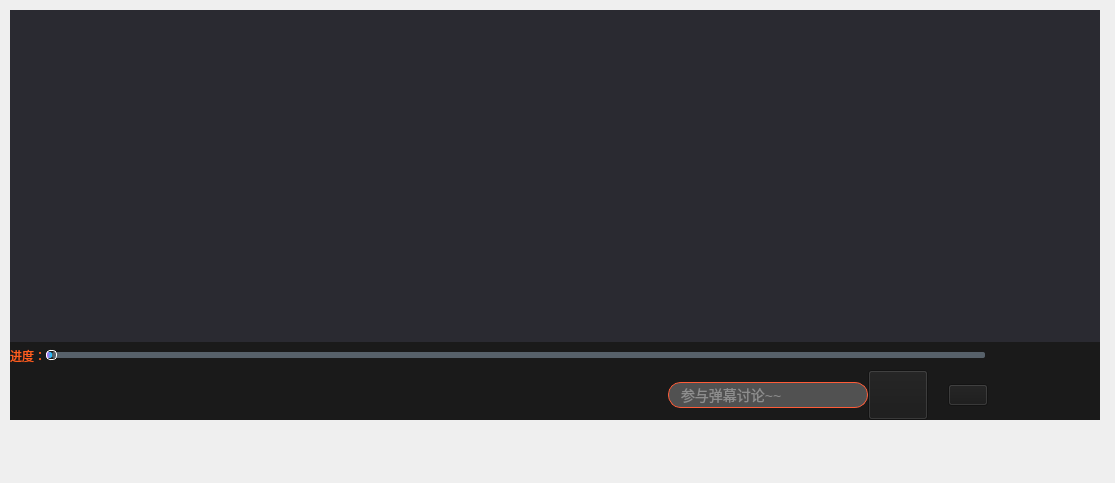
Qt form VideoPlayer/videomodels/MultipPlayer.ui (huizhang556/pc-video-player) before a commit.
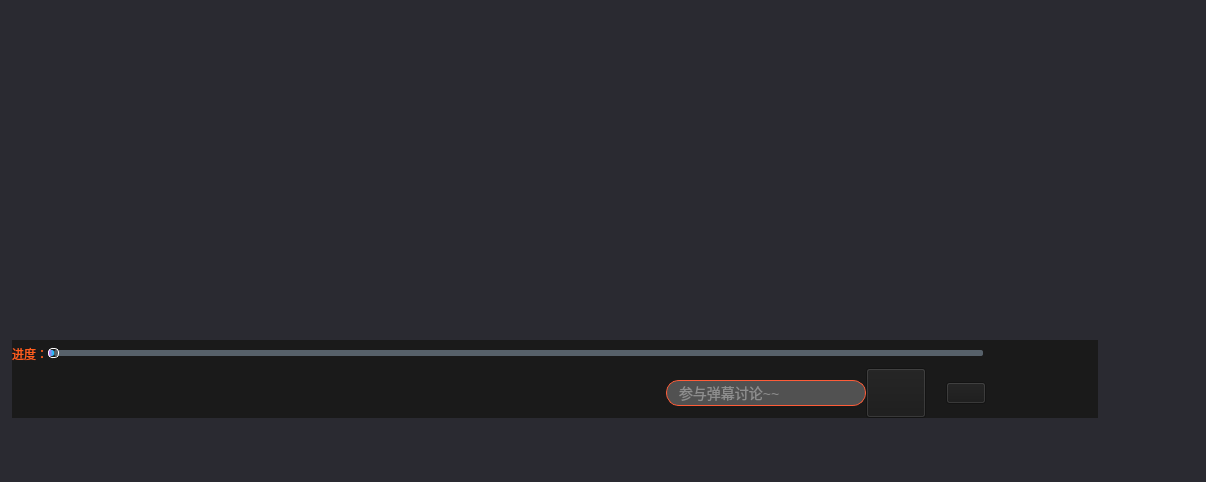
The same form after that commit. Icons and pictures are not drawn.

Patch:
```diff
--- a/VideoPlayer/videomodels/MultipPlayer.ui
+++ b/VideoPlayer/videomodels/MultipPlayer.ui
@@ -6,13 +6,16 @@
    <rect>
     <x>0</x>
     <y>0</y>
-    <width>1115</width>
-    <height>483</height>
+    <width>1206</width>
+    <height>482</height>
    </rect>
   </property>
   <property name="windowTitle">
    <string>MainWindow</string>
   </property>
+  <property name="styleSheet">
+   <string notr="true">background-color:#2a2a31;</string>
+  </property>
   <property name="tabShape">
    <enum>QTabWidget::Rounded</enum>
   </property>
@@ -31,16 +34,16 @@
       <number>0</number>
      </property>
      <property name="leftMargin">
-      <number>0</number>
+      <number>2</number>
      </property>
      <property name="topMargin">
-      <number>0</number>
+      <number>2</number>
      </property>
      <property name="rightMargin">
-      <number>0</number>
+      <number>2</number>
      </property>
      <property name="bottomMargin">
-      <number>0</number>
+      <number>2</number>
      </property>
      <item>
       <layout class="QVBoxLayout" name="verticalLayout_5">
```
